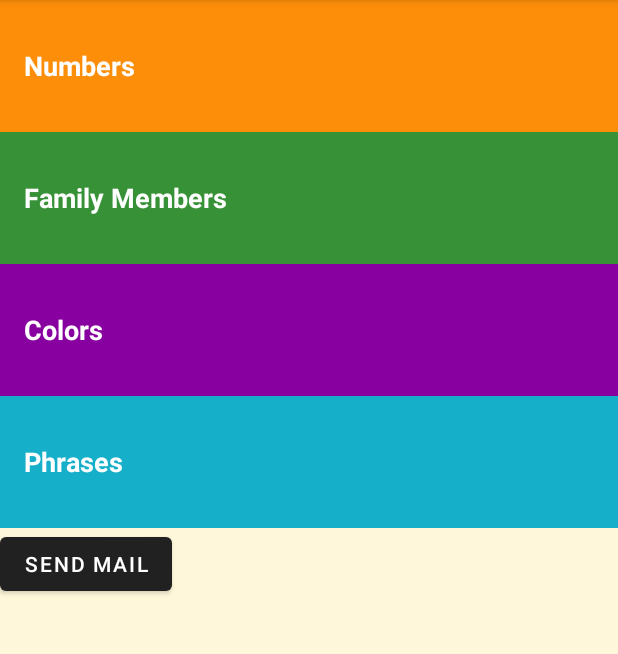
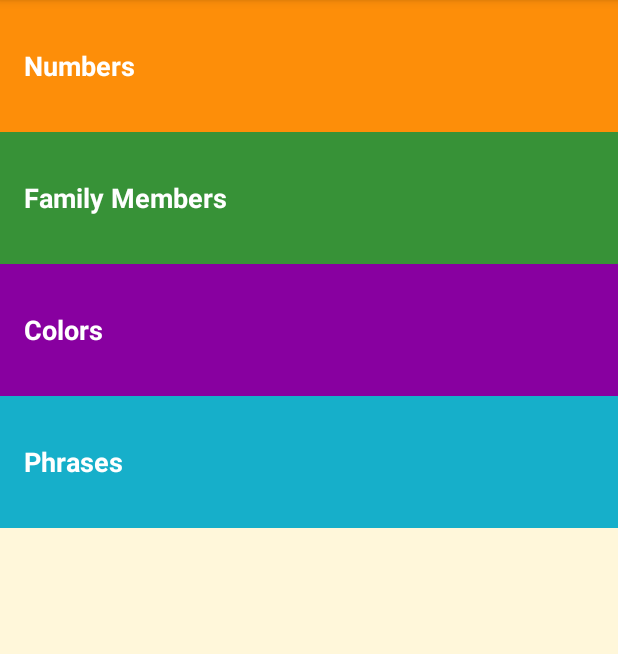
Before and after one commit to AhmedEzio47/Miwok, an Android app: the screen it shows after launch (MainActivity), on a phone screen of 412 x 824 dp, the part 84-738 px from its top. Run offline under Robolectric (Android 15) with nearby library versions, the phone set to English and light mode, and no system bars.

Commit message:
-Course finished

```diff
--- a/app/build.gradle
+++ b/app/build.gradle
@@ -8,7 +8,7 @@ android {
 
     defaultConfig {
         applicationId "com.devyat.miwok"
-        minSdkVersion 16
+        minSdkVersion 26
         targetSdkVersion 30
         versionCode 1
         versionName "1.0"
--- a/app/src/main/java/com/devyat/miwok/MainActivity.java
+++ b/app/src/main/java/com/devyat/miwok/MainActivity.java
@@ -31,7 +31,6 @@ public class MainActivity extends AppCompatActivity {
         onFamilyClick();
         onColorsClick();
         onPhrasesClick();
-        sendEmail();
     }
 
     private void startActivityOnClick(int id, Class c) {
@@ -61,22 +60,4 @@ public class MainActivity extends AppCompatActivity {
         startActivityOnClick(R.id.phrases, PhrasesActivity.class);
     }
 
-    private void sendEmail(){
-        Button btn = findViewById(R.id.send_mail_btn);
-        btn.setOnClickListener(new View.OnClickListener() {
-            @Override
-            public void onClick(View v) {
-                Intent intent = new Intent(Intent.ACTION_SENDTO);
-                intent.setData(Uri.parse("mailto:salmadelmaz@gmail.com"));
-                intent.putExtra(Intent.EXTRA_SUBJECT, "Love message");
-                intent.putExtra(Intent.EXTRA_TEXT, "Love you babe, from your my first Android Native app");
-                if(null != intent.resolveActivity(getPackageManager())){
-                    startActivity(intent);
-                }else{
-                    Log.v("No_mail_app", "No mail app");
-                }
-            }
-        });
-
-    }
 }
--- a/app/src/main/res/layout/activity_main.xml
+++ b/app/src/main/res/layout/activity_main.xml
@@ -1,41 +1,57 @@
 <?xml version="1.0" encoding="utf-8"?>
 <LinearLayout xmlns:android="http://schemas.android.com/apk/res/android"
-    xmlns:app="http://schemas.android.com/apk/res-auto"
     xmlns:tools="http://schemas.android.com/tools"
     android:layout_width="match_parent"
     android:layout_height="match_parent"
     android:background="@color/tan_background"
     android:orientation="vertical"
-    tools:context=".MainActivity">
+    tools:context="com.example.android.miwok.MainActivity">
 
+    <!-- Numbers category -->
+    <FrameLayout
+        android:layout_width="match_parent"
+        android:layout_height="wrap_content"
+        android:background="@color/category_numbers">
         <TextView
             android:id="@+id/numbers"
             style="@style/CategoryStyle"
-        android:background="@color/category_numbers"
+            android:background="?android:attr/selectableItemBackground"
             android:text="@string/category_numbers" />
+    </FrameLayout>
 
+    <!-- Family category -->
+    <FrameLayout
+        android:layout_width="match_parent"
+        android:layout_height="wrap_content"
+        android:background="@color/category_family">
         <TextView
             android:id="@+id/family"
             style="@style/CategoryStyle"
-        android:background="@color/category_family"
+            android:background="?android:attr/selectableItemBackground"
             android:text="@string/category_family" />
+    </FrameLayout>
 
+    <!-- Colors category -->
+    <FrameLayout
+        android:layout_width="match_parent"
+        android:layout_height="wrap_content"
+        android:background="@color/category_colors">
         <TextView
             android:id="@+id/colors"
             style="@style/CategoryStyle"
-        android:background="@color/category_colors"
+            android:background="?android:attr/selectableItemBackground"
             android:text="@string/category_colors" />
+    </FrameLayout>
 
+    <!-- Phrases category -->
+    <FrameLayout
+        android:layout_width="match_parent"
+        android:layout_height="wrap_content"
+        android:background="@color/category_phrases">
         <TextView
             android:id="@+id/phrases"
             style="@style/CategoryStyle"
-        android:background="@color/category_phrases"
+            android:background="?android:attr/selectableItemBackground"
             android:text="@string/category_phrases" />
-
-    <Button
-        android:id="@+id/send_mail_btn"
-        android:text="Send mail"
-        android:layout_width="wrap_content"
-        android:layout_height="wrap_content" />
-
+    </FrameLayout>
 </LinearLayout>
--- a/app/src/main/res/layout/activity_numbers.xml
+++ b/app/src/main/res/layout/activity_numbers.xml
@@ -5,4 +5,5 @@
     android:orientation="vertical"
     android:layout_width="match_parent"
     android:layout_height="match_parent"
+    android:drawSelectorOnTop="true"
     tools:context="com.devyat.miwok.activities.NumbersActivity"/>
```
Also changed, not shown: app/src/main/AndroidManifest.xml (+11 -4 lines), app/src/main/java/com/devyat/miwok/activities/NumbersActivity.java (+8 -2 lines), app/src/main/java/com/devyat/miwok/activities/PhrasesActivity.java (+8 -2 lines), app/src/main/java/com/devyat/miwok/adapters/WordsAdapter.java (+21 -3 lines), app/src/main/java/com/devyat/miwok/helpers/AudioPlayer.java (+31 -6 lines). Lines whose indentation alone changed are shown as unchanged.
